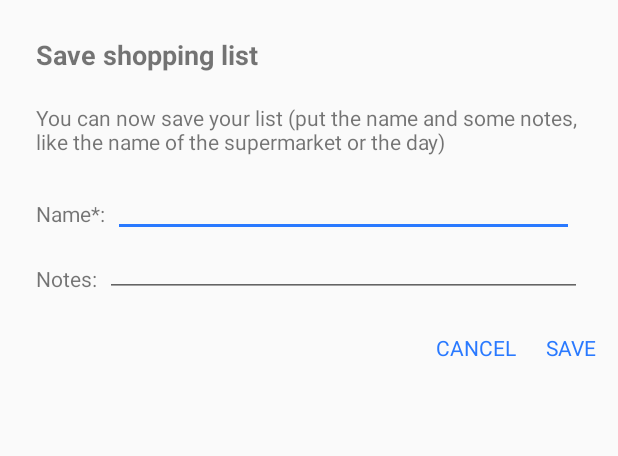
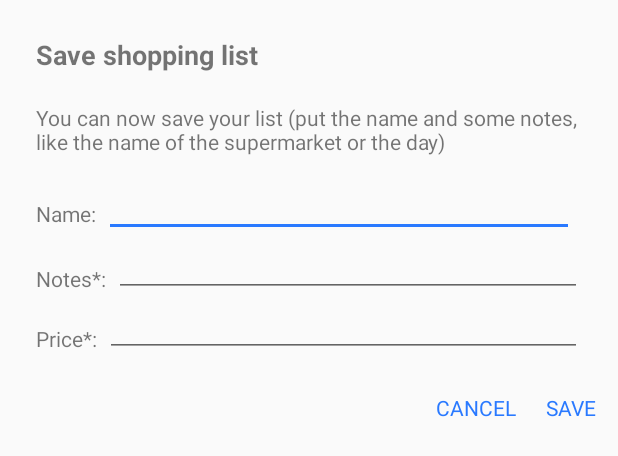
Before and after one commit to AndreaGrantu/MyShoppingList, an Android app: the layout dialog_save_shopping_list.xml on its own in the app's theme, with its tools: preview values and no code run, on a phone screen of 412 x 824 dp. Shown: the top 456 px of the screen. Run offline under Robolectric (Android 15) with nearby library versions, the phone set to English and light mode, and no system bars.

Commit message:
Insert price in the historyItem

```diff
--- a/app/src/main/java/com/example/grantu/myshoppinglist/UI/Fragments/ShoppingItemsFragment.java
+++ b/app/src/main/java/com/example/grantu/myshoppinglist/UI/Fragments/ShoppingItemsFragment.java
@@ -378,8 +378,6 @@ public class ShoppingItemsFragment extends Fragment {
                 background.setBackgroundResource(Color.TRANSPARENT);
             }
 
-
-
         }
 
         @Override
--- a/app/src/main/java/com/example/grantu/myshoppinglist/Utils/ShopHistoryParser.java
+++ b/app/src/main/java/com/example/grantu/myshoppinglist/Utils/ShopHistoryParser.java
@@ -31,7 +31,7 @@ public class ShopHistoryParser {
             if(s.isChecked()) {
                 output.append(s.getName());
                 output.append(INTRA_ITEM_DIVISOR);
-                output.append(s.getNotes().isEmpty() ? " " : s.getNotes().isEmpty());
+                output.append(s.getNotes().isEmpty() ? " " : s.getNotes());
                 //end element
                 output.append(INTER_ITEM_DIVISOR);
             }
--- a/app/src/main/res/layout/dialog_save_shopping_list.xml
+++ b/app/src/main/res/layout/dialog_save_shopping_list.xml
@@ -71,9 +71,27 @@
                 android:layout_height="wrap_content"
                 android:textSize="14dp"
                 />
+            <TextView
+                android:id="@+id/price_label"
+                android:layout_alignParentStart="true"
+                android:layout_marginTop="18dp"
+                android:layout_width="wrap_content"
+                android:layout_below="@+id/notes_label"
+                android:layout_height="wrap_content"
+                android:text="@string/save_shopping_item_dialog_price"/>
+            <EditText
+                android:id="@+id/price_edit"
+                android:lines="1"
+                android:inputType="numberDecimal"
+                android:layout_marginStart="5dp"
+                android:layout_below="@id/notes_edit"
+                android:layout_toEndOf="@id/price_label"
+                android:layout_width="match_parent"
+                android:layout_height="wrap_content"
+                android:textSize="14dp"
+                />
+        </RelativeLayout>
 
-
-        </RelativeLayout>
         <TextView
             android:id="@+id/save_shopping_list_warning"
             android:layout_width="match_parent"
--- a/app/src/main/res/values/strings.xml
+++ b/app/src/main/res/values/strings.xml
@@ -46,8 +46,9 @@
     <!-- saveshopping_item_dialog -->
     <string name="save_shopping_item_dialog_title">Save shopping list</string>
     <string name="save_shopping_item_dialog_content">You can now save your list (put the name and some notes, like the name of the supermarket or the day)</string>
-    <string name="save_shopping_item_dialog_name">Name*:</string>
-    <string name="save_shopping_item_dialog_notes">Notes:</string>
+    <string name="save_shopping_item_dialog_name">Name:</string>
+    <string name="save_shopping_item_dialog_notes">Notes*:</string>
+    <string name="save_shopping_item_dialog_price">Price*:</string>
     <string name="save_shopping_item_dialog_save">SAVE</string>
     <string name="save_shopping_item_dialog_cancel">CANCEL</string>
     <string name="save_shopping_item_alert_empty">Your list is empty, add at least one product</string>
```
Also changed, not shown: app/src/main/java/com/example/grantu/myshoppinglist/Classes/ShoppingHistoryItem.java (+9 -0 lines), app/src/main/java/com/example/grantu/myshoppinglist/DBManager.java (+10 -3 lines), app/src/main/java/com/example/grantu/myshoppinglist/UI/Dialog/CustomDialog.java (+18 -1 lines), app/src/main/res/layout/dialog_history_item_detail.xml (+3 -6 lines), app/src/main/res/layout/dialog_history_item_details.xml (+14 -2 lines).
